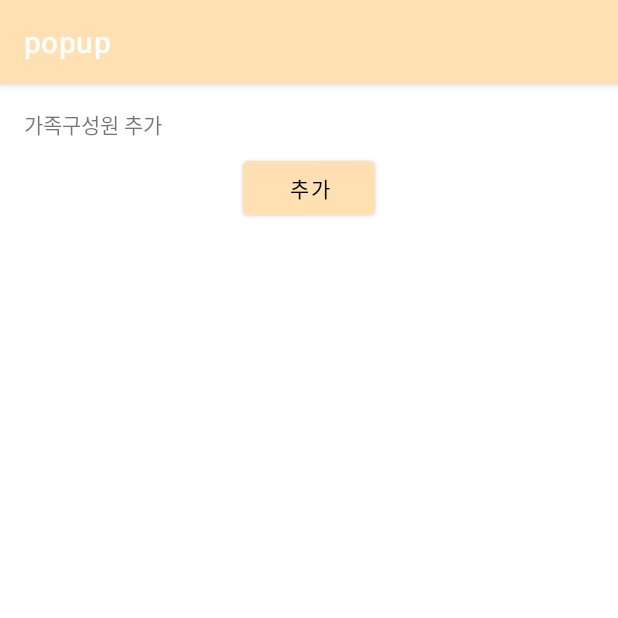
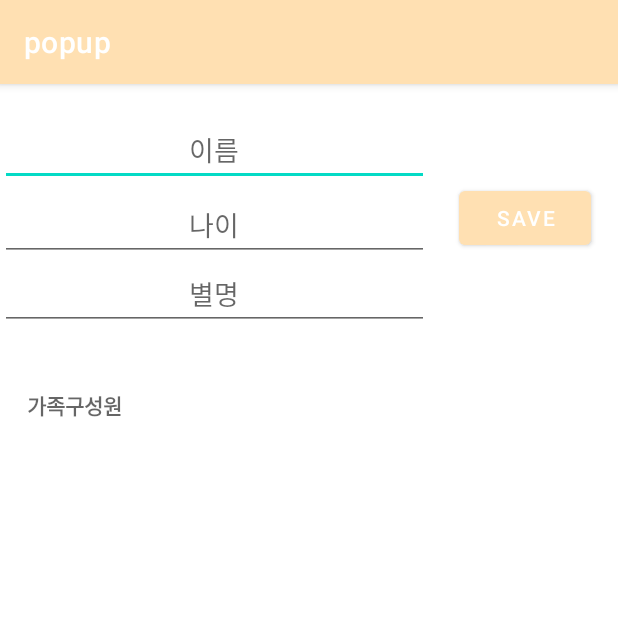
Before and after one commit to leesoyuun/popup, an Android app: the screen it shows after launch (MainActivity), on a phone screen of 412 x 824 dp, the top half of it. Run offline under Robolectric (Android 15) with nearby library versions, the phone set to English and light mode, and no system bars; our stand-ins replace Firebase (no records; nobody signed in at launch, a user with empty details on screens opened directly).

```diff
--- a/app/src/main/AndroidManifest.xml
+++ b/app/src/main/AndroidManifest.xml
@@ -9,7 +9,6 @@
         android:roundIcon="@mipmap/ic_launcher_round"
         android:supportsRtl="true"
         android:theme="@style/Theme.Popup">
-        <activity android:name=".PopupActivity" android:theme="@android:style/Theme.Dialog" />
 
         <activity android:name=".MainActivity">
             <intent-filter>
--- a/app/src/main/java/com/example/popup/MainActivity.java
+++ b/app/src/main/java/com/example/popup/MainActivity.java
@@ -3,7 +3,6 @@ package com.example.popup;
 import androidx.annotation.NonNull;
 import androidx.appcompat.app.AppCompatActivity;
 
-import android.content.Intent;
 import android.os.Bundle;
 import android.view.View;
 import android.widget.EditText;
@@ -17,33 +16,65 @@ import com.google.firebase.database.ValueEventListener;
 
 public class MainActivity extends AppCompatActivity {
 
-    TextView txtResult;
 
+    TextView tv;
+    EditText Name;
+    EditText age;
+    EditText NickName;
 
     @Override
     protected void onCreate(Bundle savedInstanceState) {
         super.onCreate(savedInstanceState);
         setContentView(R.layout.activity_main);
 
-        txtResult = (TextView)findViewById(R.id.txtResult);
+        tv=findViewById(R.id.tv);
+        Name=findViewById(R.id.Name);
+        age=findViewById(R.id.age);
+        NickName=findViewById(R.id.NickName);
+
     }
 
-    //버튼
-    public void mOnPopupClick(View v){
-        //데이터 담아서 팝업(액티비티) 호출
-        Intent intent = new Intent(this, PopupActivity.class);
-        intent.putExtra("data", "Test Popup");
-        startActivityForResult(intent, 1);
-    }
+    public void clickSave(View view) {
 
-    @Override
-    protected void onActivityResult(int requestCode, int resultCode, Intent data) {
-        if(requestCode==1){
-            if(resultCode==RESULT_OK){
-                //데이터 받기
-                String result = data.getStringExtra("result");
-                txtResult.setText(result);
+        String data = Name.getText().toString();
+
+        FirebaseDatabase firebaseDatabase= FirebaseDatabase.getInstance();
+
+        DatabaseReference rootRef= firebaseDatabase.getReference();
+
+        String name = Name.getText().toString();
+        String Age = age.getText().toString();
+        String Nickname = NickName.getText().toString();
+
+        Person person = new Person(name, Age, Nickname);
+
+        DatabaseReference personRef = rootRef.child("persons");
+        personRef.push().setValue(person);
+
+        personRef.addValueEventListener(new ValueEventListener() {
+            @Override
+            public void onDataChange(@NonNull DataSnapshot dataSnapshot) {
+
+                StringBuffer buffer = new StringBuffer();
+
+                for(DataSnapshot snapshot : dataSnapshot.getChildren()) {
+
+                    Person person = snapshot.getValue(Person.class);
+                    String name = person.getName();
+                    String Age = person.getAge();
+                    String Nickname = person.getNickName();
+
+                    buffer.append("이름 : " + name+"\n"+"나이 : " + Age+"\n"+ "별명 : " + Nickname+"\n\n");
+                }
+                tv.setText(buffer);
             }
-        }
+
+            @Override
+            public void onCancelled(@NonNull DatabaseError databaseError) {
+
+            }
+        });
+
+
     }
 }
--- a/app/src/main/java/com/example/popup/Person.java
+++ b/app/src/main/java/com/example/popup/Person.java
@@ -1,4 +1,6 @@
 package com.example.popup;
+
+import android.widget.EditText;
 
 public class Person {
 
@@ -10,6 +12,9 @@ public class Person {
         this.name = name;
         this.age = Age;
         this.NickName = Nickname;
+    }
+    public Person(){
+
     }
 
     public String getName() {
--- a/app/src/main/res/layout/activity_main.xml
+++ b/app/src/main/res/layout/activity_main.xml
@@ -1,46 +1,73 @@
 <?xml version="1.0" encoding="utf-8"?>
-<LinearLayout xmlns:android="http://schemas.android.com/apk/res/android"
-    android:orientation="vertical"
-    android:padding="16dp"
+<RelativeLayout xmlns:android="http://schemas.android.com/apk/res/android"
+    xmlns:app="http://schemas.android.com/apk/res-auto"
+    xmlns:tools="http://schemas.android.com/tools"
     android:layout_width="match_parent"
-    android:layout_height="match_parent">
-    <LinearLayout
-        android:paddingBottom="8dp"
-        android:orientation="horizontal"
-        android:layout_width="match_parent"
-        android:layout_height="wrap_content">
+    android:layout_height="match_parent"
+    android:keepScreenOn="true"
+    tools:context=".MainActivity" >
 
-        <TextView
-            android:layout_width="wrap_content"
-            android:layout_height="wrap_content"
-            android:text="가족구성원 추가" />
-    </LinearLayout>
+    <Button
+        android:id="@+id/btn"
+        android:layout_width="wrap_content"
+        android:layout_height="wrap_content"
+        android:layout_alignParentRight="true"
+        android:layout_marginLeft="10dp"
+        android:layout_marginTop="65dp"
+        android:layout_marginRight="18dp"
+        android:onClick="clickSave"
+        android:text="save" />
 
-    <LinearLayout
-        android:paddingBottom="8dp"
-        android:orientation="horizontal"
+    <EditText
+        android:id="@+id/Name"
+        android:layout_width="291dp"
+        android:layout_height="wrap_content"
+        android:layout_marginTop="20dp"
+        android:layout_marginRight="10dp"
+        android:layout_toLeftOf="@+id/btn"
         android:gravity="center"
-        android:layout_width="match_parent"
-        android:layout_height="wrap_content">
+        android:hint="이름"
+        android:inputType="text" />
 
-        <Button
-            android:layout_width="wrap_content"
-            android:layout_height="wrap_content"
-            android:onClick="mOnPopupClick"
-            android:text="추가"
-            android:textColor="@color/black" />
-    </LinearLayout>
+    <EditText
+        android:id="@+id/age"
+        android:layout_width="286dp"
+        android:layout_height="wrap_content"
+        android:layout_marginTop="70dp"
+        android:layout_marginEnd="10dp"
+        android:layout_marginRight="10dp"
+        android:layout_toStartOf="@+id/btn"
+        android:ems="10"
+        android:gravity="center"
+        android:hint="나이"
+        android:inputType="number" />
 
-    <LinearLayout
-        android:paddingBottom="8dp"
-        android:orientation="horizontal"
-        android:gravity="center"
-        android:layout_width="match_parent"
-        android:layout_height="wrap_content">
-        <TextView
-            android:id="@+id/txtResult"
-            android:layout_width="wrap_content"
-            android:layout_height="wrap_content" />
-    </LinearLayout>
+    <EditText
+        android:id="@+id/NickName"
+        android:layout_width="286dp"
+        android:layout_height="wrap_content"
+        android:layout_marginTop="116dp"
+        android:layout_marginEnd="10dp"
+        android:layout_marginRight="10dp"
+        android:layout_toStartOf="@+id/btn"
+        android:ems="10"
+        android:gravity="center_horizontal"
+        android:hint="별명"
+        android:inputType="textPersonName" />
 
-</LinearLayout>
+    <TextView
+        android:id="@+id/tv"
+        android:layout_width="400dp"
+        android:layout_height="500dp"
+        android:layout_below="@+id/NickName"
+        android:layout_marginStart="10dp"
+        android:layout_marginLeft="40dp"
+        android:layout_marginTop="31dp"
+        android:layout_marginEnd="10dp"
+        android:layout_marginBottom="10dp"
+        android:hint="가족구성원"
+        android:padding="8dp"
+        android:textStyle="bold" />
+
+
+</RelativeLayout>
```
Also changed, not shown: app/src/main/java/com/example/popup/PopupActivity.java (deleted, +0 -103 lines), app/src/main/res/layout/activity_popup.xml (deleted, +0 -93 lines).
